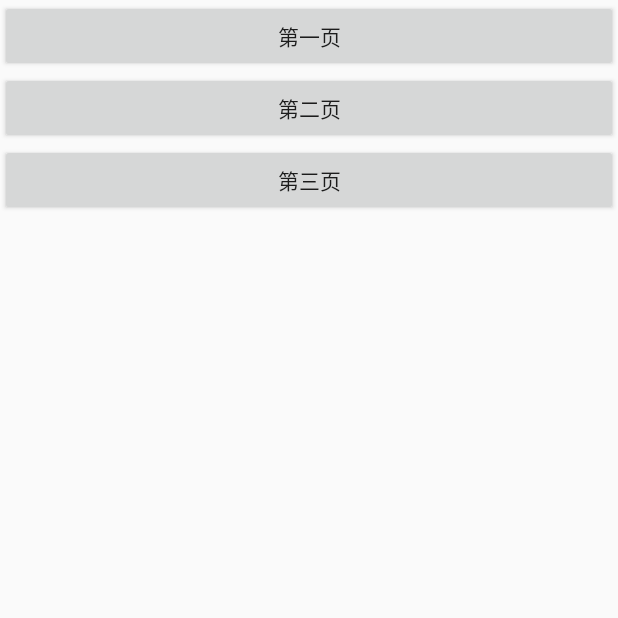
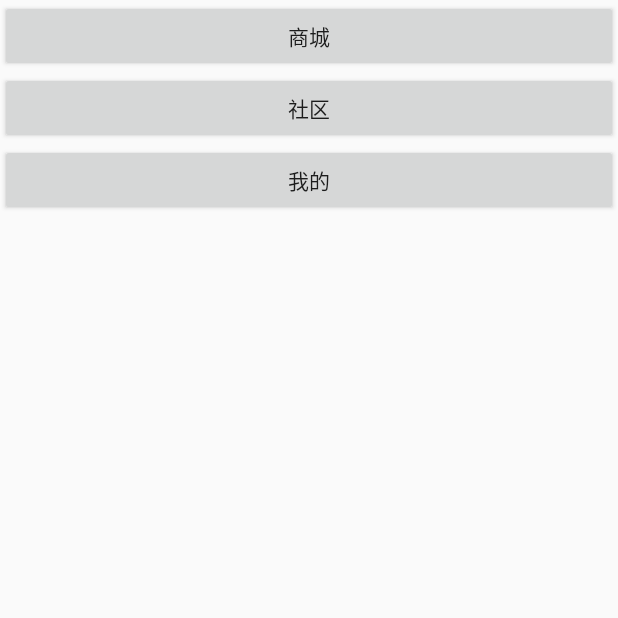
Before and after one commit to liulingfeng/GitAndroid, an Android app: the screen it shows after launch (MainActivity), on a phone screen of 412 x 824 dp, the top half of it. Run offline under Robolectric (Android 15) with nearby library versions, the phone set to English and light mode, and no system bars; our stand-ins replace ButterKnife.

Commit message:
名字写错的bug修复，这时候不用管新新功能，可以直接发布主线上的代码

```diff
--- a/app/src/main/res/layout/activity_main.xml
+++ b/app/src/main/res/layout/activity_main.xml
@@ -9,23 +9,23 @@
     tools:context="llf.gitandroid.MainActivity">
 
     <Button
-        android:id="@+id/btn_first"
+        android:id="@+id/btn_mall"
         android:layout_width="match_parent"
         android:layout_height="48dp"
-        android:text="第一页"
+        android:text="商城"
         />
 
     <Button
-        android:id="@+id/btn_second"
+        android:id="@+id/btn_topic"
         android:layout_width="match_parent"
         android:layout_height="48dp"
-        android:text="第二页"
+        android:text="社区"
         />
 
     <Button
-        android:id="@+id/btn_third"
+        android:id="@+id/btn_mine"
         android:layout_width="match_parent"
         android:layout_height="48dp"
-        android:text="第三页"
+        android:text="我的"
         />
 </LinearLayout>
```
Also changed, not shown: app/src/main/java/llf/gitandroid/MainActivity.java (+17 -1 lines).
